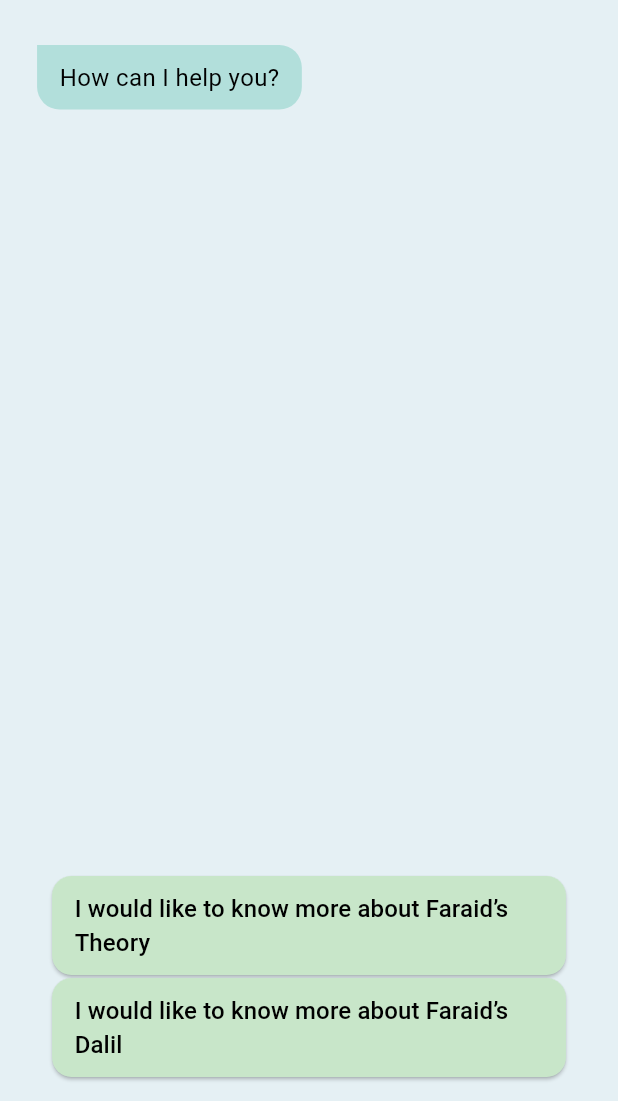
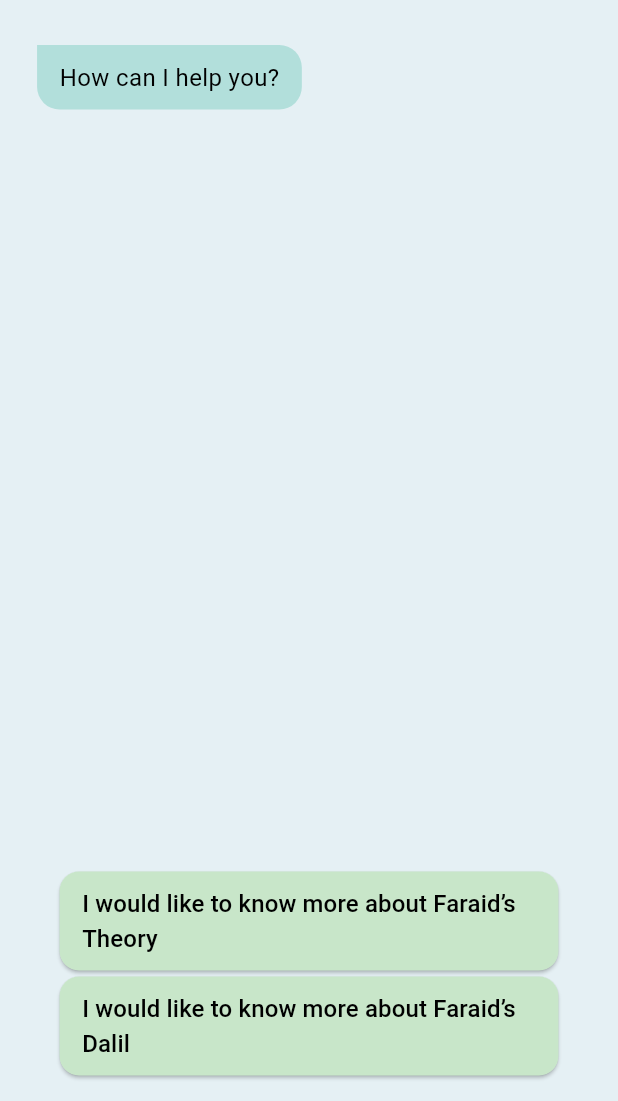
Before and after one commit to faiqhdr/radeena, a Flutter app: the ChatbotPage screen opened by its route, on a phone screen of 412 x 824 dp, the part 135-1236 px from its top. Run offline on Flutter 3.47's test engine with Material 3 defaults, Android fonts, the phone set to English and light mode, and no system bars; our stand-ins replace animated_text_kit, input_quantity, lottie, sqflite; missing offline and left inert: graphview; accounts and stored records are empty.

Commit message:
improve design predefined user option

```diff
--- a/lib/views/chatbot/chatbot_page.dart
+++ b/lib/views/chatbot/chatbot_page.dart
@@ -95,7 +95,7 @@ class _ChatbotPageState extends State<ChatbotPage> {
 
   Widget _buildPredefinedUserOption(String text, VoidCallback onTap) {
     return Container(
-      margin: EdgeInsets.symmetric(vertical: 1, horizontal: 10),
+      margin: EdgeInsets.symmetric(vertical: 2, horizontal: 15),
       child: ElevatedButton(
         style: ElevatedButton.styleFrom(
           foregroundColor: Colors.black,
```
